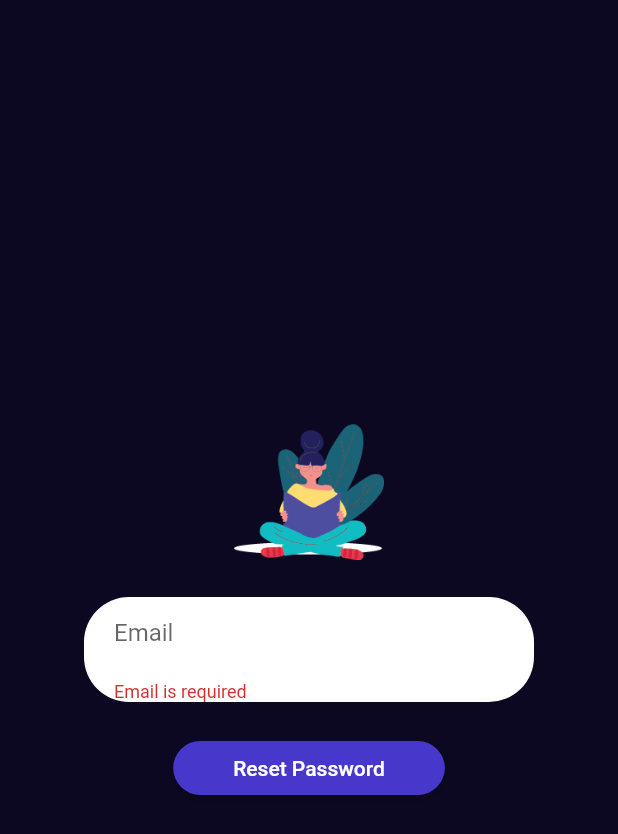
After one commit to iamzaidsoomro/Ebook-reading-app-20SW003-20SW055, a Flutter app: the ForgotPasswordScreen screen opened by its route, after a tap on "Reset Password", on a phone screen of 412 x 824 dp. The commit adds this screen. Shown: the top 834 px of the screen. Run offline on Flutter 3.47's test engine with Material 2 defaults, Android fonts, the light colour scheme and no system bars; our stand-ins replace cloud_firestore, firebase_auth, firebase_core, flutter_advanced_drawer; accounts and stored records are empty.

Commit message:
forgot password

```diff
--- a/lib/main.dart
+++ b/lib/main.dart
@@ -2,6 +2,7 @@ import 'package:firebase_core/firebase_core.dart';
 import 'package:flutter/material.dart';
 import 'package:flutter_application_1/providers/user_provider.dart';
 import 'package:flutter_application_1/screens/book.dart';
+import 'package:flutter_application_1/screens/forgot_password.dart';
 import 'package:flutter_application_1/screens/saved_book.dart';
 import 'package:flutter_application_1/utils/firebase_options.dart';
 
@@ -55,6 +56,7 @@ class MyApp extends StatelessWidget {
           "favourite": (context) => const FavouriteScreen(),
           "homeview": (context) => const HomeView(),
           "saved": (context) => const SavedBooksScreen(),
+          "forgotPassword": (context) => const ForgotPasswordScreen()
         },
       ),
     );
--- a/lib/network/authentication.dart
+++ b/lib/network/authentication.dart
@@ -49,6 +49,10 @@ class Authentication {
     }
   }
 
+  forgotPassword(email) async {
+    return await _firebaseAuth.sendPasswordResetEmail(email: email);
+  }
+
   Future<void> signOut() async {
     await _firebaseAuth.signOut();
   }
--- /dev/null
+++ b/lib/screens/forgot_password.dart
@@ -0,0 +1,142 @@
+import 'package:flutter/material.dart';
+import 'package:flutter_application_1/models/user_model.dart';
+import 'package:flutter_application_1/network/authentication.dart';
+import 'package:flutter_application_1/providers/user_provider.dart';
+import 'package:provider/provider.dart';
+
+class ForgotPasswordScreen extends StatefulWidget {
+  const ForgotPasswordScreen({Key? key}) : super(key: key);
+
+  @override
+  _ForgotPasswordScreenState createState() => _ForgotPasswordScreenState();
+}
+
+class _ForgotPasswordScreenState extends State<ForgotPasswordScreen> {
+  final GlobalKey<FormState> _formKey = GlobalKey<FormState>();
+  final TextEditingController _usernameController = TextEditingController();
+  final TextEditingController _passwordController = TextEditingController();
+
+  @override
+  Widget build(BuildContext context) {
+    return Scaffold(
+      backgroundColor: const Color(0xFF0D0822),
+      body: Center(
+        child: Form(
+          key: _formKey,
+          child: Column(
+            mainAxisAlignment: MainAxisAlignment.center,
+            children: <Widget>[
+              Image.asset(
+                'lib/assets/splash.png',
+                width: 100.0,
+                height: 100.0,
+              ),
+              const SizedBox(height: 20.0),
+              Container(
+                width: 300.0,
+                padding: const EdgeInsets.symmetric(horizontal: 20.0),
+                decoration: BoxDecoration(
+                  color: Colors.white,
+                  borderRadius: BorderRadius.circular(30.0),
+                ),
+                child: TextFormField(
+                  controller: _usernameController,
+                  decoration: const InputDecoration(
+                    hintText: 'Email',
+                    border: InputBorder.none,
+                  ),
+                  validator: (value) {
+                    if (value == null || value.isEmpty) {
+                      return 'Email is required';
+                    }
+                    return null;
+                  },
+                ),
+              ),
+              const SizedBox(height: 20.0),
+              ElevatedButton(
+                onPressed: () {
+                  if (_formKey.currentState!.validate()) {
+                    showDialog(
+                        context: context,
+                        builder: ((context) => const Dialog(
+                              child: SizedBox(
+                                  height: 250,
+                                  child: Center(
+                                      child: CircularProgressIndicator(
+                                    color: Color(0xFF0D0822),
+                                  ))),
+                            )));
+                    Authentication()
+                        .forgotPassword(
+                      _usernameController.text,
+                    )
+                        .then((value) {
+                      showDialog(
+                          context: context,
+                          builder: ((context) {
+                            return const Padding(
+                              padding: EdgeInsets.all(8.0),
+                              child: Dialog(
+                                shape: RoundedRectangleBorder(
+                                    borderRadius: BorderRadius.all(
+                                        Radius.circular(20.0))),
+                                child: SizedBox(
+                                  height: 300,
+                                  width: 300,
+                                  child: Padding(
+                                    padding: EdgeInsets.all(8.0),
+                                    child: Column(
+                                      mainAxisAlignment:
+                                          MainAxisAlignment.center,
+                                      crossAxisAlignment:
+                                          CrossAxisAlignment.center,
+                                      children: [
+                                        SizedBox(
+                                          height: 20.0,
+                                        ),
+                                        Image(
+                                          image: AssetImage(
+                                              'lib/assets/email_animation.gif'),
+                                          height: 130,
+                                          width: 130,
+                                        ),
+                                        SizedBox(height: 10),
+                                        Padding(
+                                          padding: EdgeInsets.all(8.0),
+                                          child: Text(
+                                            'Password reset email has been sent',
+                                            textAlign: TextAlign.center,
+                                          ),
+                                        ),
+                                        SizedBox(
+                                          height: 20.0,
+                                        )
+                                      ],
+                                    ),
+                                  ),
+                                ),
+                              ),
+                            );
+                          }));
+                    });
+                  }
+                },
+                style: ElevatedButton.styleFrom(
+                  foregroundColor: Colors.white,
+                  backgroundColor: const Color(0xFF4738CB),
+                  padding: const EdgeInsets.symmetric(horizontal: 40.0),
+                  shape: RoundedRectangleBorder(
+                    borderRadius: BorderRadius.circular(30.0),
+                  ),
+                ),
+                child: const Text('Reset Password'),
+              ),
+              const SizedBox(height: 10.0), // Add some spacing
+            ],
+          ),
+        ),
+      ),
+    );
+  }
+}
```
Also changed, not shown: lib/screens/log_in.dart (+14 -1 lines).
